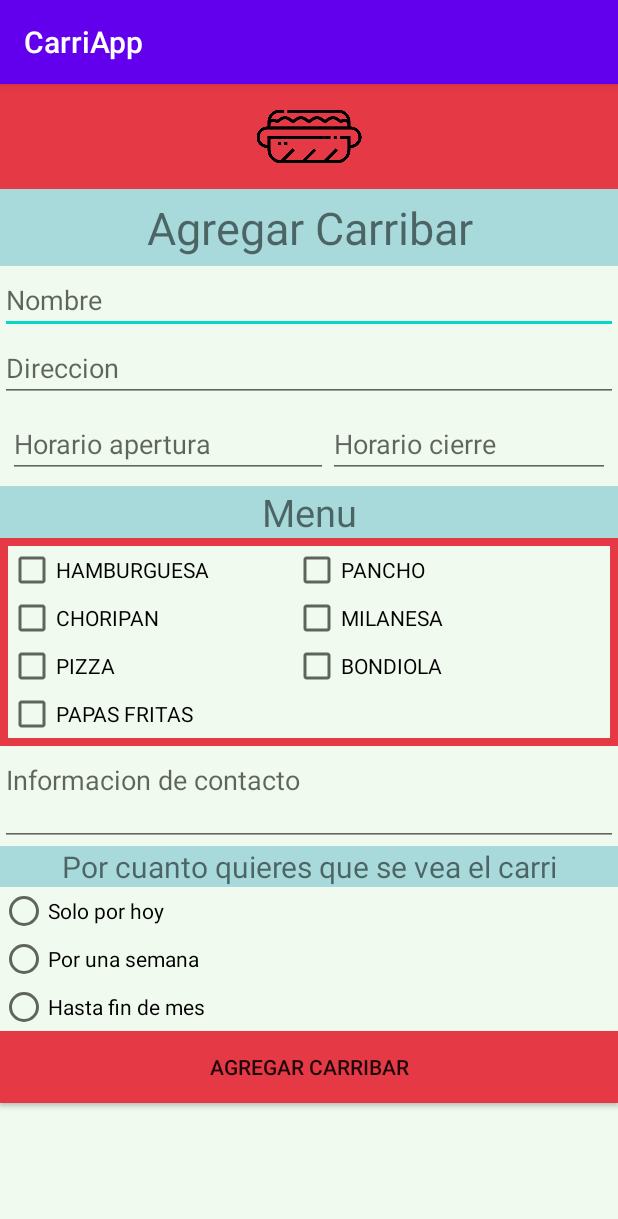
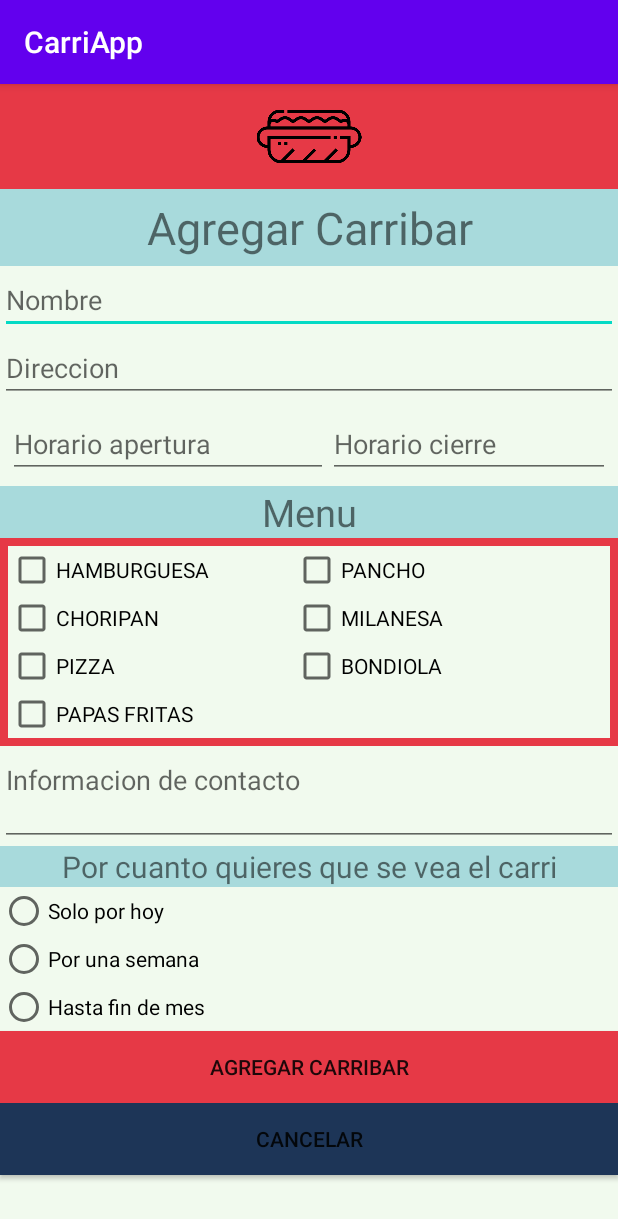
Before and after one commit to daiannicobitz/CarriApp, an Android app: the screen it shows after launch (MainActivity), on a phone screen of 412 x 824 dp. Shown: the top 1219 px of the screen. Run offline under Robolectric (Android 15) with nearby library versions, the phone set to English and light mode, and no system bars; our stand-ins replace Room's generated code.

Commit message:
Estetica de la pantalla

```diff
--- a/app/src/main/res/layout/activity_agregar_carribar.xml
+++ b/app/src/main/res/layout/activity_agregar_carribar.xml
@@ -185,7 +185,7 @@
     <RadioGroup
         android:id="@+id/radioGrupo"
         android:layout_width="match_parent"
-        android:layout_height="match_parent" >
+        android:layout_height="wrap_content" >
 
         <RadioButton
             android:id="@+id/radioButtonUnDia"
@@ -205,13 +205,22 @@
             android:layout_height="wrap_content"
             android:text="Hasta fin de mes" />
 
-        <Button
-            android:id="@+id/buttonAgregarCarribar"
-            android:layout_width="match_parent"
-            android:layout_height="wrap_content"
-            android:text="Agregar Carribar"
-            android:background="@color/rojo"/>
+
+
     </RadioGroup>
 
+    <Button
+        android:id="@+id/buttonAgregarCarribar"
+        android:layout_width="match_parent"
+        android:layout_height="wrap_content"
+        android:text="Agregar Carribar"
+        android:background="@color/rojo"/>
+
+    <Button
+        android:id="@+id/buttonCancelar"
+        android:layout_width="match_parent"
+        android:layout_height="wrap_content"
+        android:text="Cancelar"
+        android:background="@color/azul_oscuro"/>
 
 </LinearLayout>
```
